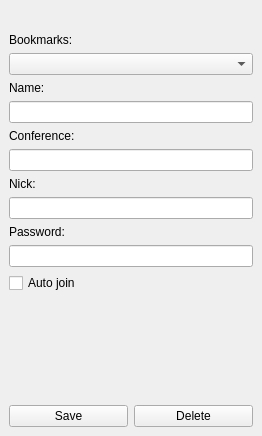
Above: jabber/src/protocol/account/muc/jmucjoin.ui from euroelessar/qutim before the change. Below: the same form after it.
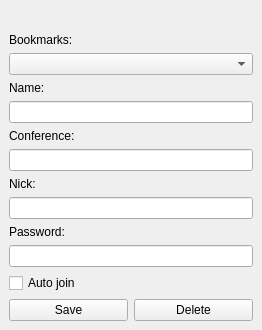
That is the form after the change. Custom widgets are drawn as their Qt base class.

Commit message: cosmetic fixes in ui-forms && tooltip mod

What changed in the file:
```diff
--- a/jabber/src/protocol/account/muc/jmucjoin.ui
+++ b/jabber/src/protocol/account/muc/jmucjoin.ui
@@ -7,7 +7,7 @@
     <x>0</x>
     <y>0</y>
     <width>262</width>
-    <height>436</height>
+    <height>306</height>
    </rect>
   </property>
   <property name="windowTitle">
```
The commit also changes 3 other files.
